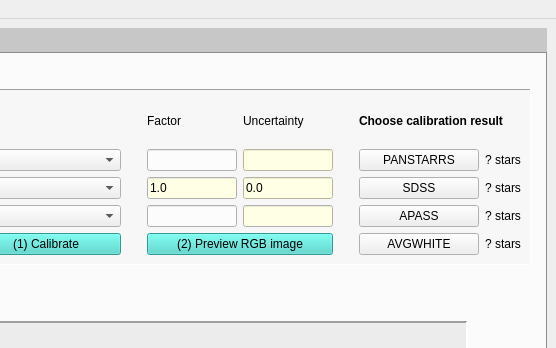
Above: src/colorpicture/colorpicture.ui from schirmermischa/THELI before the change; both pictures show x 433 to 989 and y 0 to 348 of the 989 by 844 pixel window. Below: the same form after it.
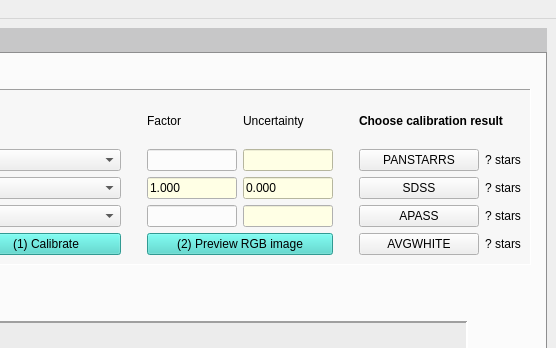
That is the form after the change.

Commit message: Added WFI@MPGESO filter abbreviations. Small layout change in the color picture UI.

```diff
--- a/src/colorpicture/colorpicture.ui
+++ b/src/colorpicture/colorpicture.ui
@@ -3774,7 +3774,7 @@
             <bool>false</bool>
            </property>
            <property name="text">
-            <string>0.0</string>
+            <string>0.000</string>
            </property>
            <property name="readOnly">
             <bool>true</bool>
@@ -4450,7 +4450,7 @@
             <string>The green factor is fixed</string>
            </property>
            <property name="text">
-            <string>1.0</string>
+            <string>1.000</string>
            </property>
            <property name="readOnly">
             <bool>true</bool>
```
The commit also changes 1 other file.
